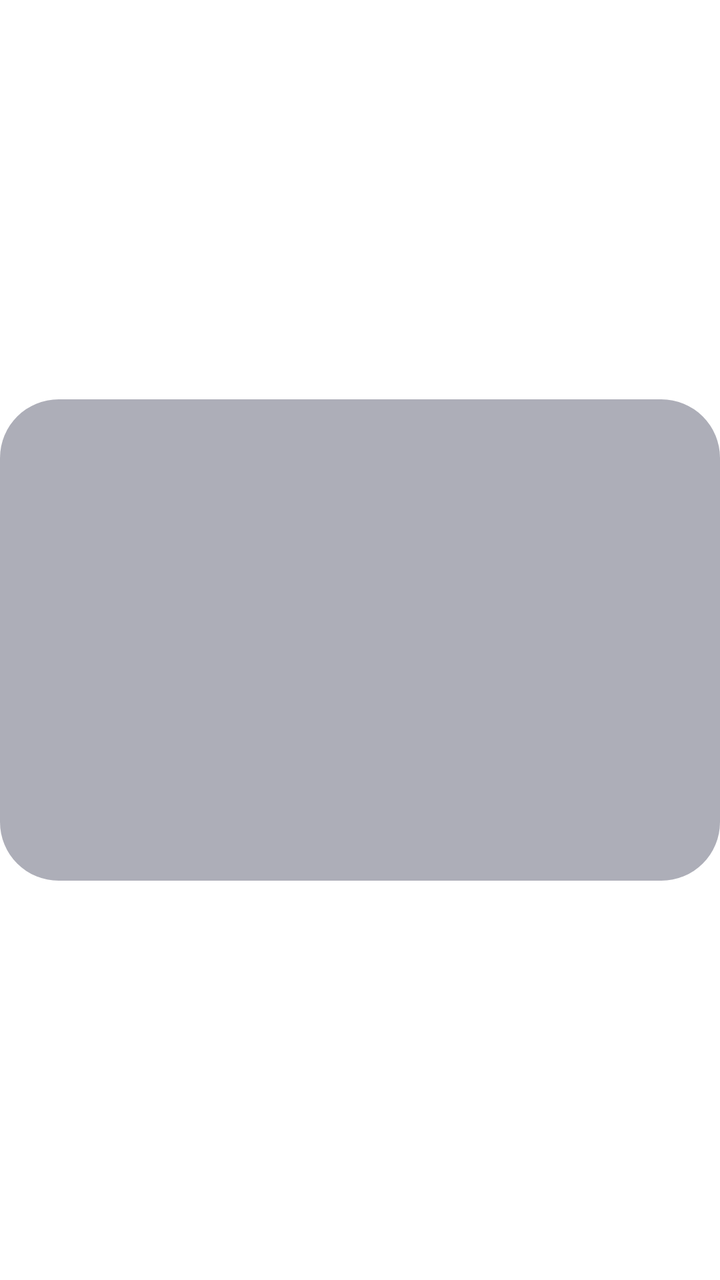
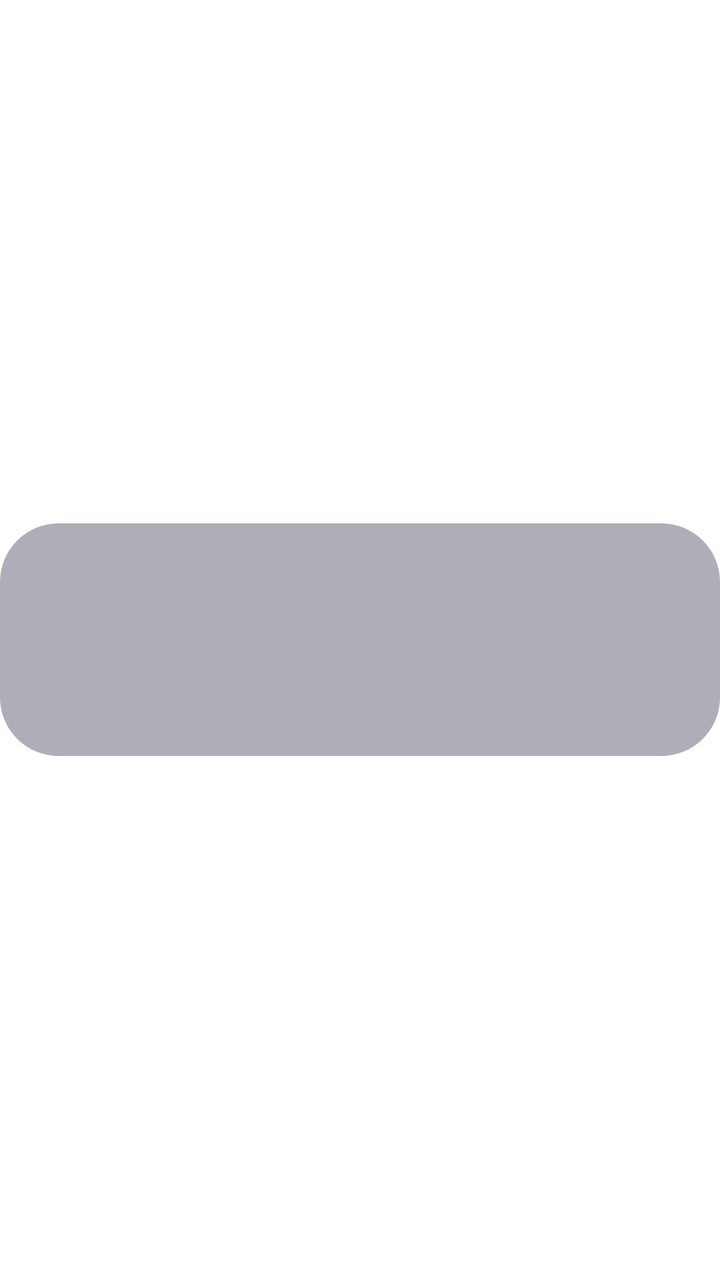

Before-and-after screenshots of an Android layout around one commit, followed by the original layout XML and the change that was made.
<!-- AndroidManifest.xml: application theme AppTheme.NoActionBar -->
<!-- res/layout/item_more_source.xml -->
<?xml version="1.0" encoding="utf-8"?>
<LinearLayout xmlns:android="http://schemas.android.com/apk/res/android"
    xmlns:app="http://schemas.android.com/apk/res-auto"
    android:layout_width="match_parent"
    android:layout_height="wrap_content"
    android:focusable="false"
    android:gravity="center_vertical"
    android:orientation="horizontal">

    <LinearLayout
        android:id="@+id/rowMain"
        android:layout_width="0dp"
        android:layout_height="wrap_content"
        android:layout_weight="1"
        android:background="@drawable/shape_setting_model_focus"
        android:focusable="true"
        android:gravity="center_vertical"
        android:orientation="horizontal"
        android:paddingLeft="@dimen/vs_20"
        android:paddingTop="@dimen/vs_10"
        android:paddingRight="@dimen/vs_20"
        android:paddingBottom="@dimen/vs_10">

        <TextView
            android:id="@+id/tvName"
            android:layout_width="0dp"
            android:layout_height="wrap_content"
            android:layout_weight="1"
            android:ellipsize="end"
            android:singleLine="true"
            android:textColor="@color/dialog_text_primary"
            android:textSize="@dimen/ts_24" />

        <TextView
            android:id="@+id/tvUrl"
            android:layout_width="wrap_content"
            android:layout_height="wrap_content"
            android:ellipsize="middle"
            android:maxWidth="@dimen/vs_140"
            android:singleLine="true"
            android:textColor="@color/dialog_text_hint"
            android:textSize="@dimen/ts_22" />
    </LinearLayout>

    <TextView
        android:id="@+id/tvDelete"
        android:layout_width="wrap_content"
        android:layout_height="wrap_content"
        android:layout_marginStart="@dimen/vs_10"
        android:layout_marginLeft="@dimen/vs_10"
        android:background="@drawable/button_danmu_setting"
        android:focusable="true"
        android:gravity="center"
        android:paddingLeft="@dimen/vs_10"
        android:paddingTop="@dimen/vs_8"
        android:paddingRight="@dimen/vs_10"
        android:paddingBottom="@dimen/vs_8"
        android:text="删除"
        android:textColor="@color/dialog_text_primary"
        android:textSize="@dimen/ts_22"
        android:visibility="gone" />
</LinearLayout>
<!-- resources referenced by this layout -->
<resources>
  <color name="dialog_text_hint">#80FFFFFF</color>
  <color name="dialog_text_primary">#FFFFFFFF</color>
  <dimen name="ts_22">15mm</dimen>
  <dimen name="ts_24">16mm</dimen>
  <dimen name="vs_10">10mm</dimen>
  <dimen name="vs_140">140mm</dimen>
  <dimen name="vs_20">20mm</dimen>
  <dimen name="vs_8">8mm</dimen>
  <!-- drawable button_danmu_setting (drawable) -->
  <?xml version="1.0" encoding="utf-8"?>
  <selector xmlns:android="http://schemas.android.com/apk/res/android">
      <item android:state_focused="true">
          <shape>
              <corners android:radius="@dimen/vs_6" />
              <solid android:color="@color/dialog_control_bg_focused" />
              <stroke
                  android:width="@dimen/vs_1"
                  android:color="@color/dialog_control_stroke_focused" />
          </shape>
      </item>
      <item>
          <shape>
              <corners android:radius="@dimen/vs_6" />
              <solid android:color="@color/dialog_control_bg" />
              <stroke
                  android:width="@dimen/vs_1"
                  android:color="@color/dialog_control_stroke" />
          </shape>
      </item>
  </selector>
  <!-- drawable shape_setting_model_focus (drawable) -->
  <?xml version="1.0" encoding="utf-8"?>
  <selector xmlns:android="http://schemas.android.com/apk/res/android">
      
      <item android:state_pressed="true">
          <shape>
              <corners android:radius="@dimen/vs_5" />
              <solid android:color="#33FFFFFF" />
          </shape>
      </item>
      <item android:state_focused="true">
          <shape>
              <corners android:radius="@dimen/vs_5" />
              <solid android:color="@color/color_6632364E" />
              <stroke android:width="@dimen/vs_2" android:color="@android:color/white" />
          </shape>
      </item>
      <item android:state_focused="false">
          <shape>
              <corners android:radius="@dimen/vs_5" />
              <solid android:color="@color/color_6632364E" />
          </shape>
      </item>
  </selector>
  <style name="AppTheme.NoActionBar" parent="AppTheme">
          <item name="android:windowActionBar">false</item>
          <item name="android:windowNoTitle">true</item>
          <item name="windowActionBar">false</item>
          <item name="android:windowFullscreen">false</item>//手机版：默认保留状态栏，全屏页面运行时再隐藏
          <item name="android:windowContentOverlay">@null</item>//是否有遮盖
          <item name="windowNoTitle">true</item>
          
          
          <item name="android:windowBackground">@android:color/transparent</item>
          
          <item name="android:statusBarColor">@android:color/transparent</item>
          <item name="android:windowDrawsSystemBarBackgrounds">true</item>
      </style>
  <dimen name="vs_6">6mm</dimen>
  <color name="dialog_control_bg_focused">#CC1890FF</color>
  <dimen name="vs_1">1mm</dimen>
  <color name="dialog_control_stroke_focused">#CC02F8E1</color>
  <color name="dialog_control_bg">#80353744</color>
  <color name="dialog_control_stroke">#22FFFFFF</color>
  <dimen name="vs_5">5mm</dimen>
  <color name="color_6632364E">#6632364E</color>
  <dimen name="vs_2">2mm</dimen>
  <style name="AppTheme" parent="Theme.AppCompat.Light.DarkActionBar">
          
          <item name="colorPrimary">@color/color_6200EE</item>
          <item name="colorPrimaryDark">@color/color_3700B3</item>
          <item name="colorAccent">@color/color_03DAC5</item>
      </style>
  <color name="color_6200EE">#6200EE</color>
  <color name="color_3700B3">#3700B3</color>
  <color name="color_03DAC5">#03DAC5</color>
</resources>

<!-- the commit's change to res/layout/item_more_source.xml (unified diff, before → after) -->
@@ -1,8 +1,8 @@
 <?xml version="1.0" encoding="utf-8"?>
 <LinearLayout xmlns:android="http://schemas.android.com/apk/res/android"
-    xmlns:app="http://schemas.android.com/apk/res-auto"
     android:layout_width="match_parent"
     android:layout_height="wrap_content"
+    android:layout_marginBottom="@dimen/vs_2"
     android:focusable="false"
     android:gravity="center_vertical"
     android:orientation="horizontal">
@@ -16,47 +16,49 @@
         android:focusable="true"
         android:gravity="center_vertical"
         android:orientation="horizontal"
-        android:paddingLeft="@dimen/vs_20"
-        android:paddingTop="@dimen/vs_10"
-        android:paddingRight="@dimen/vs_20"
-        android:paddingBottom="@dimen/vs_10">
+        android:paddingLeft="@dimen/vs_10"
+        android:paddingTop="@dimen/vs_2"
+        android:paddingRight="@dimen/vs_10"
+        android:paddingBottom="@dimen/vs_2">
 
         <TextView
             android:id="@+id/tvName"
+            android:layout_width="wrap_content"
+            android:layout_height="wrap_content"
+            android:ellipsize="end"
+            android:maxWidth="@dimen/vs_120"
+            android:singleLine="true"
+            android:textColor="@color/dialog_text_primary"
+            android:textSize="@dimen/ts_16" />
+
+        <TextView
+            android:id="@+id/tvUrl"
             android:layout_width="0dp"
             android:layout_height="wrap_content"
+            android:layout_marginStart="@dimen/vs_4"
+            android:layout_marginLeft="@dimen/vs_4"
             android:layout_weight="1"
             android:ellipsize="end"
             android:singleLine="true"
-            android:textColor="@color/dialog_text_primary"
-            android:textSize="@dimen/ts_24" />
-
-        <TextView
-            android:id="@+id/tvUrl"
-            android:layout_width="wrap_content"
-            android:layout_height="wrap_content"
-            android:ellipsize="middle"
-            android:maxWidth="@dimen/vs_140"
-            android:singleLine="true"
             android:textColor="@color/dialog_text_hint"
-            android:textSize="@dimen/ts_22" />
+            android:textSize="@dimen/ts_14" />
     </LinearLayout>
 
     <TextView
         android:id="@+id/tvDelete"
         android:layout_width="wrap_content"
         android:layout_height="wrap_content"
-        android:layout_marginStart="@dimen/vs_10"
-        android:layout_marginLeft="@dimen/vs_10"
+        android:layout_marginStart="@dimen/vs_4"
+        android:layout_marginLeft="@dimen/vs_4"
         android:background="@drawable/button_danmu_setting"
         android:focusable="true"
         android:gravity="center"
-        android:paddingLeft="@dimen/vs_10"
-        android:paddingTop="@dimen/vs_8"
-        android:paddingRight="@dimen/vs_10"
-        android:paddingBottom="@dimen/vs_8"
+        android:paddingLeft="@dimen/vs_8"
+        android:paddingTop="@dimen/vs_2"
+        android:paddingRight="@dimen/vs_8"
+        android:paddingBottom="@dimen/vs_2"
         android:text="删除"
         android:textColor="@color/dialog_text_primary"
-        android:textSize="@dimen/ts_22"
+        android:textSize="@dimen/ts_16"
         android:visibility="gone" />
 </LinearLayout>
<!-- resource entries referenced after the edit -->
@@ -2,11 +2,10 @@
 <resources>
   <color name="dialog_text_hint">#80FFFFFF</color>
   <color name="dialog_text_primary">#FFFFFFFF</color>
-  <dimen name="ts_22">15mm</dimen>
-  <dimen name="ts_24">16mm</dimen>
+  <dimen name="ts_14">12mm</dimen>
+  <dimen name="ts_16">12mm</dimen>
   <dimen name="vs_10">10mm</dimen>
-  <dimen name="vs_140">140mm</dimen>
-  <dimen name="vs_20">20mm</dimen>
+  <dimen name="vs_120">120mm</dimen>
   <dimen name="vs_8">8mm</dimen>
   <!-- drawable button_danmu_setting (drawable) -->
   <?xml version="1.0" encoding="utf-8"?>
@@ -77,6 +76,7 @@
   <dimen name="vs_5">5mm</dimen>
   <color name="color_6632364E">#6632364E</color>
   <dimen name="vs_2">2mm</dimen>
+  <dimen name="vs_4">4mm</dimen>
   <style name="AppTheme" parent="Theme.AppCompat.Light.DarkActionBar">
           
           <item name="colorPrimary">@color/color_6200EE</item>
